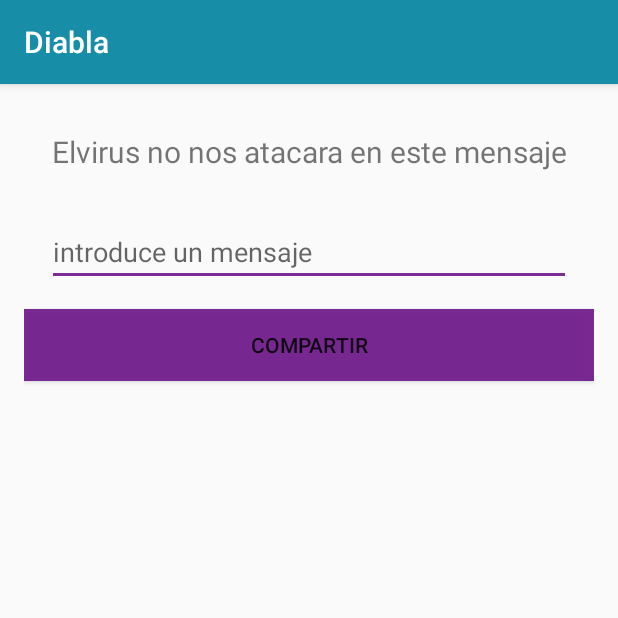
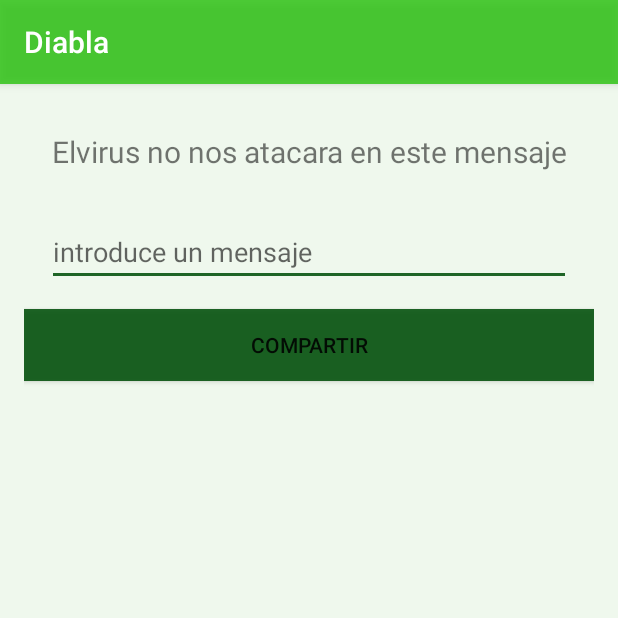
Before and after one commit to angelukf/Diabla, an Android app: the screen it shows after launch (MainActivity), on a phone screen of 412 x 824 dp, the top half of it. Run offline under Robolectric (Android 15) with nearby library versions, the phone set to English and light mode, and no system bars.

Commit message:
el tercero

```diff
--- a/app/src/main/java/diabla/org/diabla/MainActivity.java
+++ b/app/src/main/java/diabla/org/diabla/MainActivity.java
@@ -2,6 +2,8 @@ package diabla.org.diabla;
 
 import android.support.v7.app.AppCompatActivity;
 import android.os.Bundle;
+import android.view.View;
+import android.widget.Toast;
 
 public class MainActivity extends AppCompatActivity {
 
@@ -10,5 +12,11 @@ public class MainActivity extends AppCompatActivity {
         super.onCreate(savedInstanceState);
         setContentView(R.layout.activity_main);
         //malditoviruscxsvwdfvsdvsdfvcASCASDCASD
+          findViewById(R.id.enviar).setOnClickListener(new View.OnClickListener() {
+              @Override
+              public void onClick(View v) {
+                  Toast.makeText(getApplicationContext(),"tu mensaje se envio ",Toast.LENGTH_LONG).show();
+              }
+          });
     }
 }
--- a/app/src/main/res/layout/activity_main.xml
+++ b/app/src/main/res/layout/activity_main.xml
@@ -4,7 +4,7 @@
     android:layout_width="match_parent"
     android:layout_height="match_parent"
     android:orientation="vertical"
-
+    android:background="@color/black"
     android:paddingBottom="@dimen/activity_vertical_margin"
     android:paddingLeft="@dimen/activity_horizontal_margin"
     android:paddingRight="@dimen/activity_horizontal_margin"
@@ -23,11 +23,14 @@
     <EditText
         android:layout_width="match_parent"
         android:hint="introduce un mensaje"
+        android:id="@+id/textoMensaje"
         android:layout_margin="15dp"
         android:layout_height="wrap_content" />
     <Button
         android:layout_width="match_parent"
         android:text="Compartir"
+        android:id="@+id/enviar"
         android:background="@color/colorAccent"
         android:layout_height="wrap_content" />
+
 </LinearLayout>
--- a/app/src/main/res/values/colors.xml
+++ b/app/src/main/res/values/colors.xml
@@ -1,6 +1,7 @@
 <?xml version="1.0" encoding="utf-8"?>
 <resources>
-    <color name="colorPrimary">#188da7</color>
-    <color name="colorPrimaryDark">#d25e1fdc</color>
-    <color name="colorAccent">#e36c1489</color>
+    <color name="colorPrimary">#d22bc410</color>
+    <color name="colorPrimaryDark">#d22bc410</color>
+    <color name="colorAccent">#e305530e</color>
+    <color name="black">#e3eff9ec</color>
 </resources>
```
